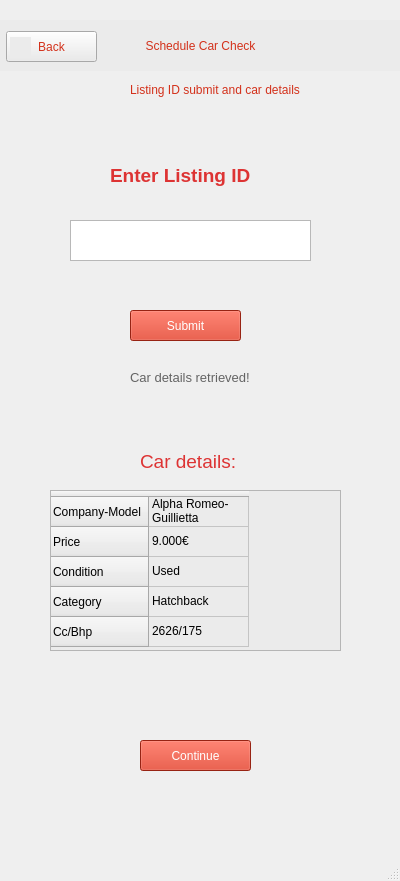
Qt form src/ui/qt_ui/car_check_3.ui (st1069364/CarBazaar) before a commit.
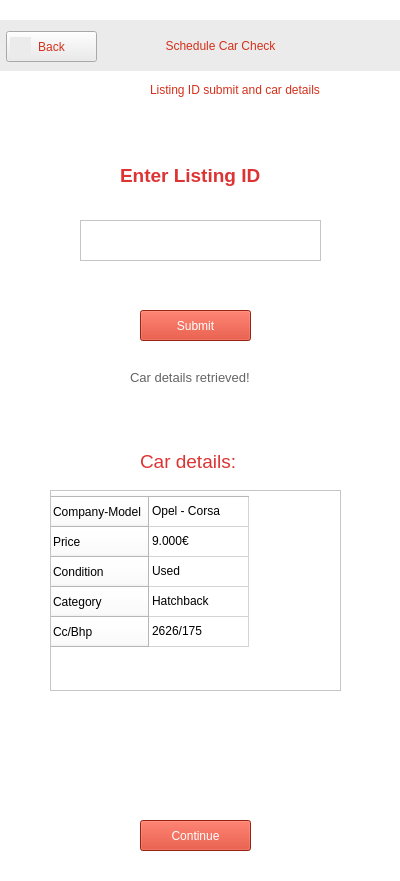
The same form after that commit. Icons and pictures are not drawn.

Commit message: Modifications on UI screens of use case 'Schedule Car Check' (still WIP)

Patch:
```diff
--- a/src/ui/qt_ui/car_check_3.ui
+++ b/src/ui/qt_ui/car_check_3.ui
@@ -13,13 +13,16 @@
   <property name="windowTitle">
    <string>MainWindow</string>
   </property>
+  <property name="styleSheet">
+   <string notr="true">background-color: rgb(255, 255, 255);</string>
+  </property>
   <widget class="QWidget" name="centralwidget">
    <widget class="QLabel" name="label_16">
     <property name="geometry">
      <rect>
-      <x>130</x>
+      <x>150</x>
       <y>80</y>
-      <width>171</width>
+      <width>241</width>
       <height>21</height>
      </rect>
     </property>
@@ -61,7 +64,7 @@
      <rect>
       <x>100</x>
       <y>80</y>
-      <width>61</width>
+      <width>41</width>
       <height>20</height>
      </rect>
     </property>
@@ -75,7 +78,7 @@
    <widget class="QLabel" name="label_7">
     <property name="geometry">
      <rect>
-      <x>110</x>
+      <x>120</x>
       <y>160</y>
       <width>151</width>
       <height>31</height>
@@ -99,7 +102,7 @@
    <widget class="QTextBrowser" name="textBrowser">
     <property name="geometry">
      <rect>
-      <x>70</x>
+      <x>80</x>
       <y>220</y>
       <width>241</width>
       <height>41</height>
@@ -109,7 +112,7 @@
    <widget class="QPushButton" name="pushButton">
     <property name="geometry">
      <rect>
-      <x>130</x>
+      <x>140</x>
       <y>310</y>
       <width>111</width>
       <height>31</height>
@@ -155,7 +158,7 @@
       <x>50</x>
       <y>490</y>
       <width>291</width>
-      <height>161</height>
+      <height>201</height>
      </rect>
     </property>
     <property name="maximumSize">
@@ -171,7 +174,7 @@
      </size>
     </property>
     <property name="styleSheet">
-     <string notr="true">background-color: rgb(235, 235, 235);</string>
+     <string notr="true"/>
     </property>
     <row>
      <property name="text">
@@ -210,7 +213,7 @@
     </column>
     <item row="0" column="0">
      <property name="text">
-      <string>Alpha Romeo-Guillietta</string>
+      <string>Opel - Corsa</string>
      </property>
     </item>
     <item row="1" column="0">
@@ -238,7 +241,7 @@
     <property name="geometry">
      <rect>
       <x>140</x>
-      <y>740</y>
+      <y>820</y>
       <width>111</width>
       <height>31</height>
      </rect>
@@ -306,7 +309,7 @@
       <rect>
        <x>150</x>
        <y>15</y>
-       <width>121</width>
+       <width>161</width>
        <height>22</height>
       </rect>
      </property>
```
Left out of the diff: 36 changed lines with no effect on the pictures. The commit also changes 5 other files.
